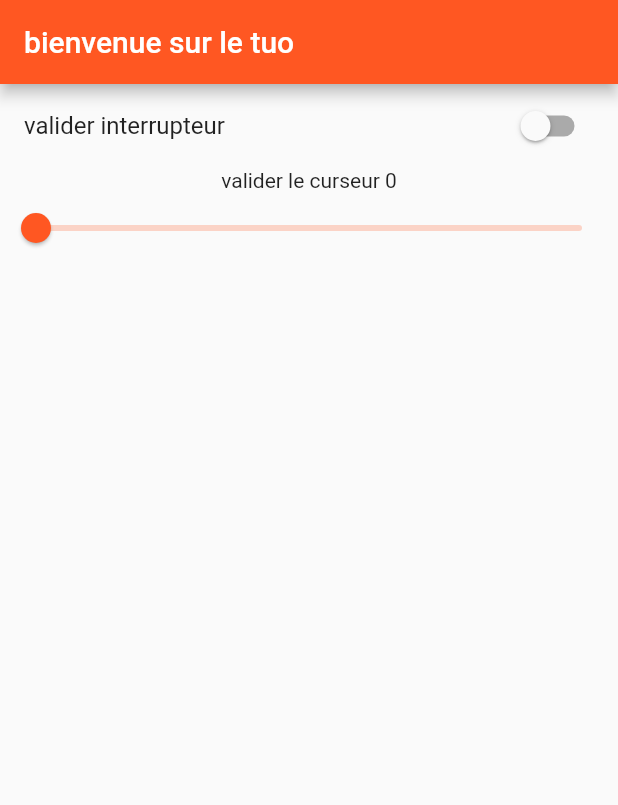
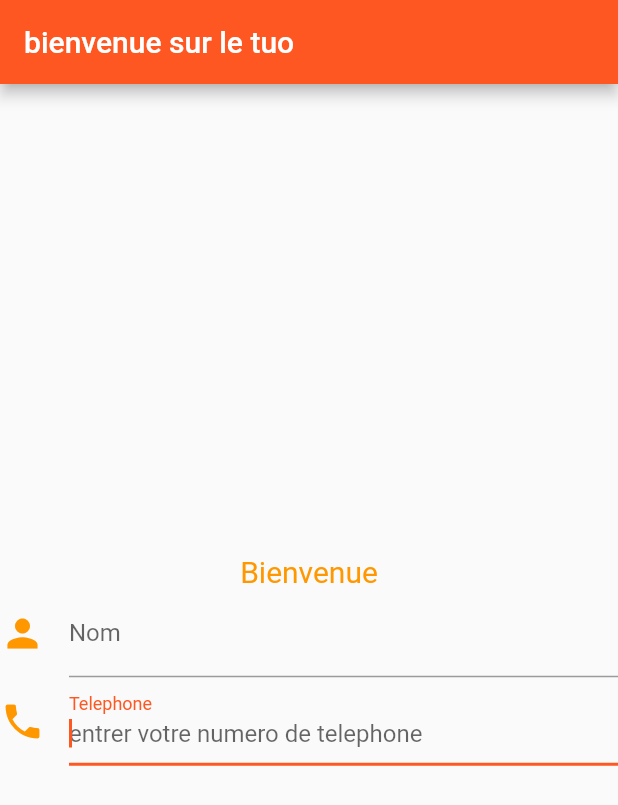
Before and after one commit to sllim637/flutter-repo, a Flutter app: the screen it shows after launch, on a phone screen of 412 x 824 dp. Shown: the top 805 px of the screen. Run offline on Flutter 3.47's test engine with Material 2 defaults, Android fonts, the phone set to English and light mode, and no system bars.

Commit message:
adding textField

```diff
--- a/lib/main.dart
+++ b/lib/main.dart
@@ -1,5 +1,3 @@
-import 'dart:ffi';
-
 import 'package:flutter/material.dart';
 
 void main() {
@@ -7,7 +5,6 @@ void main() {
 }
 
 class MyApp extends StatelessWidget {
-
   // This widget is the root of your application.
   @override
   Widget build(BuildContext context) {
@@ -25,13 +22,11 @@ class MyApp extends StatelessWidget {
           // is not restarted.
           primarySwatch: Colors.deepOrange,
         ),
-      home: soir()
-    );
+        home: soir());
+  }
 }
 
-}
 class soir extends StatefulWidget {
-
   @override
   State<soir> createState() => _soirState();
 }
@@ -40,27 +35,25 @@ class _soirState extends State<soir> {
   String info = "bienvenue minsieur/madame";
   bool val1 = false;
   bool val2 = false;
-  double val3  = 0.0;
-  void onChangeVal1(bool s){
+  double val3 = 0.0;
+  String value = "";
+
+  void submit(String a){
     setState((){
-      val1=s;
+      value = "message envoyé $a";
     });
   }
-  void onChangeVal2(bool t){
+  void afficher(String a){
     setState((){
-      val2=t;
+      value = "bienvenue $a";
     });
   }
-  void onChangeVal3(double d){
-    setState((){
-      val3=d;
-    });
-  }
-
-  initState(){
+  @override
+  initState() {
     super.initState();
     info = "bienvenue sur le tuo";
   }
+
   @override
   Widget build(BuildContext context) {
     return Scaffold(
@@ -70,16 +63,38 @@ class _soirState extends State<soir> {
       // ignore: deprecated_member_use
       body: Center(
         child: Column(
-          children:<Widget> [
-
-            SwitchListTile(value: val2, onChanged: onChangeVal2, activeColor: Colors.green ,
-              title: Text("valider interrupteur ")),
-            Text("valider le curseur ${(val3*100).round()}"),
-            Slider(value: val3, onChanged: onChangeVal3,)
+          mainAxisAlignment: MainAxisAlignment.center,
+          children: <Widget>[
+            Text("Bienvenue  $value" , style: TextStyle(fontSize: 20 , color: Colors.orange), textAlign: TextAlign.center,),
+            TextField(
+              decoration: InputDecoration(
+                  labelText: "Nom",
+                  hintText: "entrer votre nom",
+                  icon: Icon(
+                    Icons.person,
+                    color: Colors.orange,
+                    size: 30,
+                  )),
+              keyboardType: TextInputType.text,
+            ),
+            TextField(
+              decoration: InputDecoration(
+                  labelText: "Telephone",
+                  hintText: "entrer votre numero de telephone",
+                  icon: Icon(
+                    Icons.phone,
+                    color: Colors.orange,
+                    size: 30,
+                  )),
+              keyboardType: TextInputType.number,
+              autocorrect: true,
+              autofocus: true,
+              onChanged: afficher ,
+               onSubmitted: submit ,
+            )
           ],
         ),
       ),
-    )
-    ;
+    );
   }
 }
```
Lines whose indentation alone changed are shown as unchanged.
